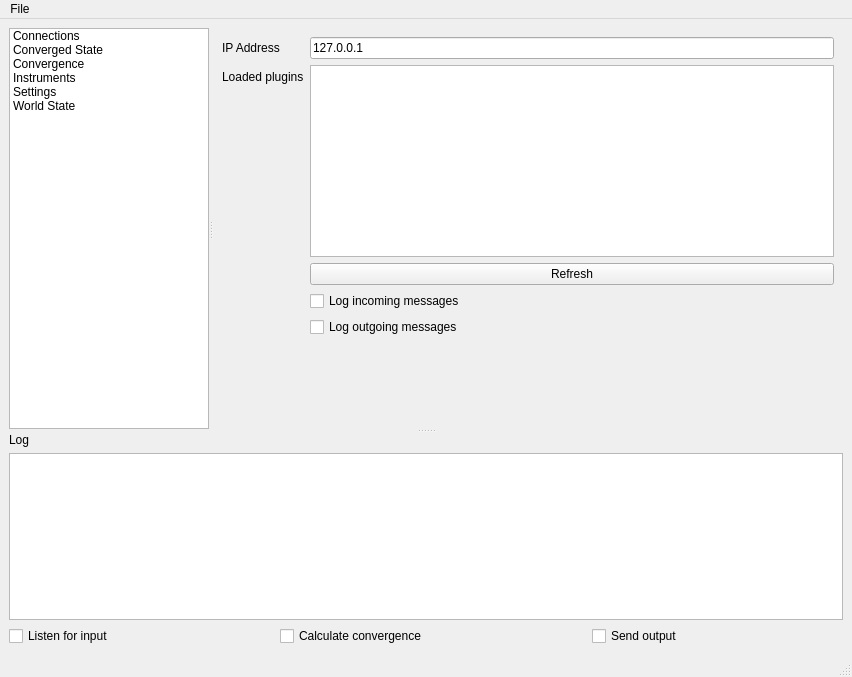
The window that Stabilizer/UX/MainWindow.ui (timmb/Ensemble) describes before a commit, drawn with Qt 5.
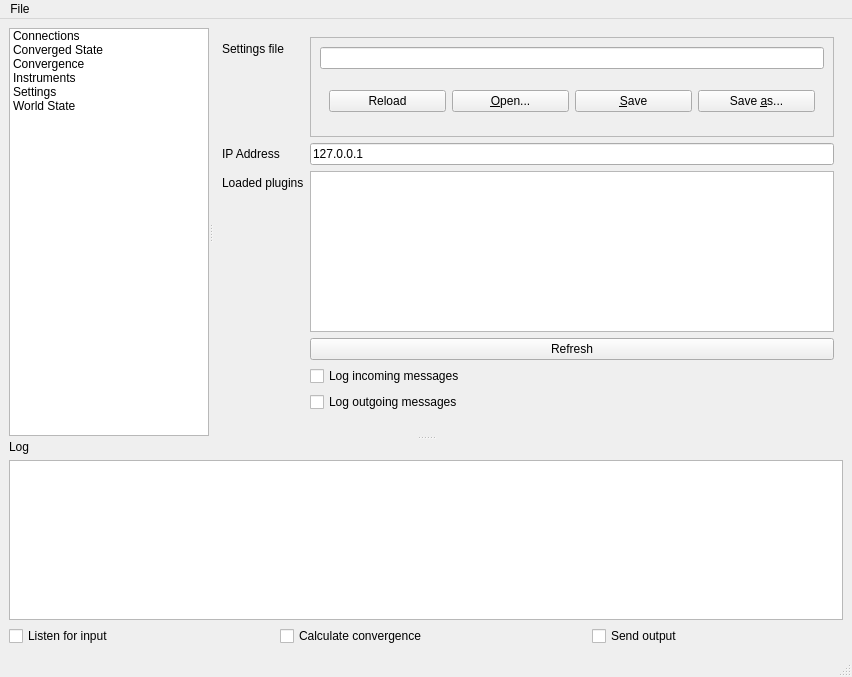
The same window after the commit. The open tabs and pages were chosen to show the change.

Commit message: added persistent settings saved to json

The edit to the form file:
```diff
--- a/Stabilizer/UX/MainWindow.ui
+++ b/Stabilizer/UX/MainWindow.ui
@@ -220,6 +220,102 @@
         <widget class="QWidget" name="settingsPage">
          <layout class="QFormLayout" name="formLayout">
           <item row="0" column="0">
+           <widget class="QLabel" name="settingsFileLabel">
+            <property name="text">
+             <string>Settings file</string>
+            </property>
+            <property name="buddy">
+             <cstring>settingsFile</cstring>
+            </property>
+           </widget>
+          </item>
+          <item row="0" column="1">
+           <widget class="QFrame" name="frame">
+            <property name="sizePolicy">
+             <sizepolicy hsizetype="MinimumExpanding" vsizetype="Minimum">
+              <horstretch>0</horstretch>
+              <verstretch>0</verstretch>
+             </sizepolicy>
+            </property>
+            <property name="minimumSize">
+             <size>
+              <width>20</width>
+              <height>100</height>
+             </size>
+            </property>
+            <property name="frameShape">
+             <enum>QFrame::StyledPanel</enum>
+            </property>
+            <property name="frameShadow">
+             <enum>QFrame::Raised</enum>
+            </property>
+            <layout class="QVBoxLayout" name="verticalLayout_5">
+             <item>
+              <widget class="QLineEdit" name="settingsFile">
+               <property name="sizePolicy">
+                <sizepolicy hsizetype="Expanding" vsizetype="Fixed">
+                 <horstretch>0</horstretch>
+                 <verstretch>0</verstretch>
+                </sizepolicy>
+               </property>
+               <property name="minimumSize">
+                <size>
+                 <width>0</width>
+                 <height>22</height>
+                </size>
+               </property>
+              </widget>
+             </item>
+             <item>
+              <widget class="QWidget" name="settingsFileButtonsContainerWidget" native="true">
+               <property name="sizePolicy">
+                <sizepolicy hsizetype="Preferred" vsizetype="Minimum">
+                 <horstretch>0</horstretch>
+                 <verstretch>0</verstretch>
+                </sizepolicy>
+               </property>
+               <property name="minimumSize">
+                <size>
+                 <width>0</width>
+                 <height>50</height>
+                </size>
+               </property>
+               <layout class="QHBoxLayout" name="horizontalLayout_2">
+                <item>
+                 <widget class="QPushButton" name="reloadSettingsButton">
+                  <property name="text">
+                   <string>Reload</string>
+                  </property>
+                 </widget>
+                </item>
+                <item>
+                 <widget class="QPushButton" name="openSettingsButton">
+                  <property name="text">
+                   <string>&amp;Open...</string>
+                  </property>
+                 </widget>
+                </item>
+                <item>
+                 <widget class="QPushButton" name="saveSettingsButton">
+                  <property name="text">
+                   <string>&amp;Save</string>
+                  </property>
+                 </widget>
+                </item>
+                <item>
+                 <widget class="QPushButton" name="saveSettingsAsButton">
+                  <property name="text">
+                   <string>Save &amp;as...</string>
+                  </property>
+                 </widget>
+                </item>
+               </layout>
+              </widget>
+             </item>
+            </layout>
+           </widget>
+          </item>
+          <item row="1" column="0">
            <widget class="QLabel" name="ipAddressLabel">
             <property name="text">
              <string>IP Address</string>
@@ -229,7 +325,7 @@
             </property>
            </widget>
           </item>
-          <item row="0" column="1">
+          <item row="1" column="1">
            <widget class="QLineEdit" name="ipAddress">
             <property name="text">
              <string>127.0.0.1</string>
@@ -239,7 +335,7 @@
             </property>
            </widget>
           </item>
-          <item row="1" column="0">
+          <item row="2" column="0">
            <widget class="QLabel" name="pluginsLabel">
             <property name="text">
              <string>Loaded plugins</string>
@@ -249,7 +345,7 @@
             </property>
            </widget>
           </item>
-          <item row="1" column="1">
+          <item row="2" column="1">
            <widget class="QListView" name="plugins">
             <property name="alternatingRowColors">
              <bool>false</bool>
@@ -259,40 +355,40 @@
             </property>
            </widget>
           </item>
-          <item row="2" column="1">
+          <item row="3" column="1">
            <widget class="QPushButton" name="pushButton">
             <property name="text">
              <string>Refresh</string>
             </property>
            </widget>
           </item>
-          <item row="5" column="1">
-           <spacer name="verticalSpacer">
-            <property name="orientation">
-             <enum>Qt::Vertical</enum>
-            </property>
-            <property name="sizeHint" stdset="0">
-             <size>
-              <width>20</width>
-              <height>40</height>
-             </size>
-            </property>
-           </spacer>
-          </item>
-          <item row="3" column="1">
+          <item row="4" column="1">
            <widget class="QCheckBox" name="logIncomingMessagesCheckbox">
             <property name="text">
              <string>Log incoming messages</string>
             </property>
            </widget>
           </item>
-          <item row="4" column="1">
+          <item row="5" column="1">
            <widget class="QCheckBox" name="logOutgoingMessagesCheckbox">
             <property name="text">
              <string>Log outgoing messages</string>
             </property>
            </widget>
           </item>
+          <item row="6" column="1">
+           <spacer name="verticalSpacer">
+            <property name="orientation">
+             <enum>Qt::Vertical</enum>
+            </property>
+            <property name="sizeHint" stdset="0">
+             <size>
+              <width>20</width>
+              <height>40</height>
+             </size>
+            </property>
+           </spacer>
+          </item>
          </layout>
         </widget>
         <widget class="QWidget" name="worldStatePage">
```
Left out of the diff: 36 changed lines with no effect on the pictures. The commit also changes 2 other files.
